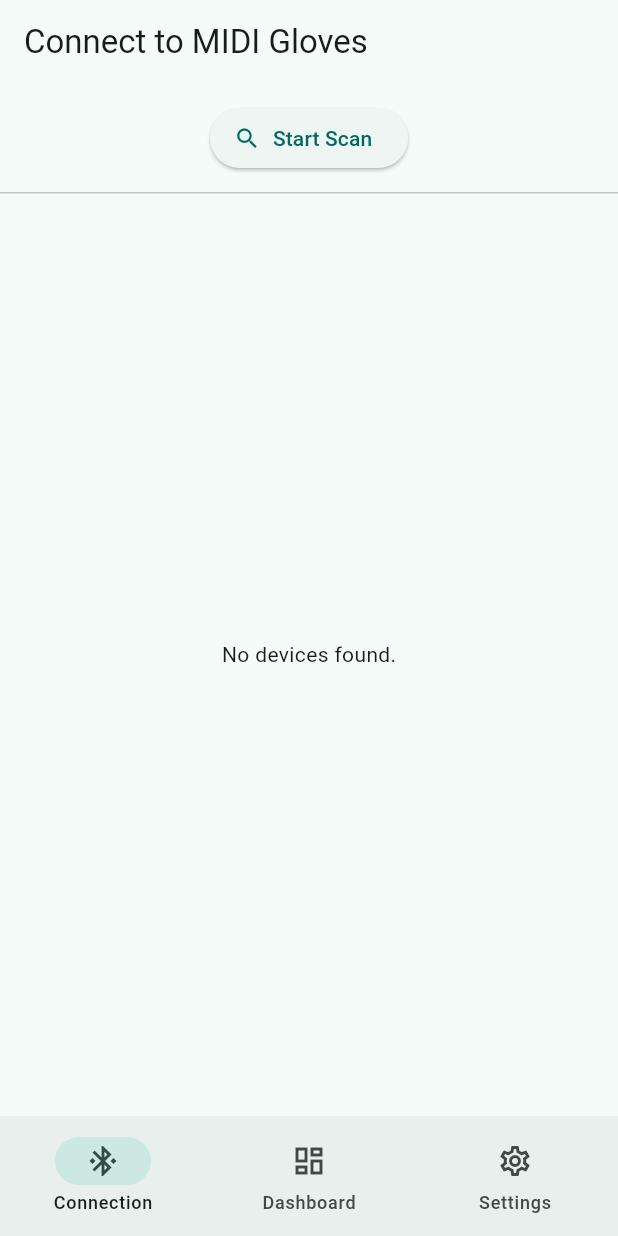
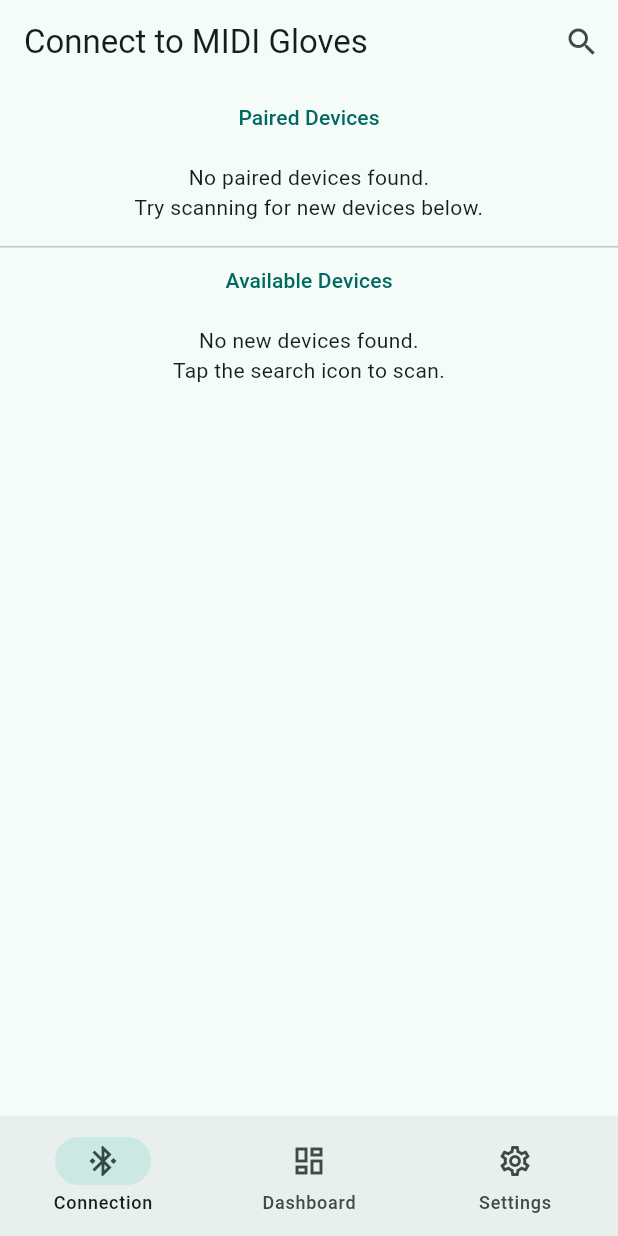
Before and after one commit to antonioken22/midi_gloves_app, a Flutter app: the screen it shows after launch, on a phone screen of 412 x 824 dp. Run offline on Flutter 3.47's test engine with Material 3 defaults, Android fonts, the phone set to English and light mode, and no system bars; our stand-ins replace flutter_blue_plus, fluttertoast, permission_handler.

Commit message:
[Feature] New pairing logic, loading and error UIs

```diff
--- a/lib/main.dart
+++ b/lib/main.dart
@@ -1,14 +1,19 @@
 import 'package:flutter/material.dart';
 import 'package:provider/provider.dart';
 import 'providers/bluetooth_provider.dart';
+import 'providers/loading_provider.dart';
 import 'screens/connection_screen.dart';
 import 'screens/dashboard_screen.dart';
 import 'screens/settings_screen.dart';
+import 'widgets/loading_overlay.dart';
 
 void main() {
   runApp(
-    ChangeNotifierProvider(
-      create: (context) => BluetoothProvider(),
+    MultiProvider(
+      providers: [
+        ChangeNotifierProvider(create: (context) => BluetoothProvider()),
+        ChangeNotifierProvider(create: (context) => LoadingProvider()),
+      ],
       child: const MyApp(),
     ),
   );
@@ -35,7 +40,8 @@ class _MyAppState extends State<MyApp> {
     return MaterialApp(
       title: 'MIDI Gloves',
       theme: ThemeData(useMaterial3: true, colorSchemeSeed: Colors.teal),
-      home: Scaffold(
+      home: LoadingOverlay(
+        child: Scaffold(
           body: IndexedStack(index: _selectedIndex, children: _pages),
           bottomNavigationBar: NavigationBar(
             selectedIndex: _selectedIndex,
@@ -63,6 +69,7 @@ class _MyAppState extends State<MyApp> {
             ],
           ),
         ),
+      ),
     );
   }
 }
--- a/lib/providers/bluetooth_provider.dart
+++ b/lib/providers/bluetooth_provider.dart
@@ -7,92 +7,140 @@ import '../models/glove_data.dart';
 class BluetoothProvider with ChangeNotifier {
   BluetoothDevice? _connectedDevice;
   GloveData _gloveData = GloveData.zero();
+  List<BluetoothDevice> _bondedDevices = [];
+  List<ScanResult> _scanResults = [];
   bool _isScanning = false;
-  final Map<String, ScanResult> _scanResults = {};
   BluetoothAdapterState _adapterState = BluetoothAdapterState.unknown;
+
   late StreamSubscription<BluetoothAdapterState> _adapterStateSub;
+  StreamSubscription<List<ScanResult>>? _scanSub;
+
+  final Guid _serviceUuid = Guid("4fafc201-1fb5-459e-8fcc-c5c9c331914b");
+  final Guid _characteristicUuid = Guid("beb5483e-36e1-4688-b7f5-ea07361b26a8");
 
   BluetoothDevice? get connectedDevice => _connectedDevice;
   GloveData get gloveData => _gloveData;
+  List<BluetoothDevice> get bondedDevices => _bondedDevices;
+  List<ScanResult> get scanResults => _scanResults;
   bool get isScanning => _isScanning;
-  List<ScanResult> get scanResults =>
-      _scanResults.values.toList()..sort((a, b) => b.rssi.compareTo(a.rssi));
   BluetoothAdapterState get adapterState => _adapterState;
 
   StreamSubscription<List<int>>? _dataSub;
 
-  final Guid _serviceUuid = Guid("4fafc201-1fb5-459e-8fcc-c5c9c331914b");
-  final Guid _characteristicUuid = Guid("beb5483e-36e1-4688-b7f5-ea07361b26a8");
-
   BluetoothProvider() {
     _adapterStateSub = FlutterBluePlus.adapterState.listen((state) {
       _adapterState = state;
-      notifyListeners();
-    });
-
-    FlutterBluePlus.isScanning.listen((scanning) {
-      _isScanning = scanning;
-      notifyListeners();
-    });
-    FlutterBluePlus.scanResults.listen((results) {
-      for (var r in results) {
-        _scanResults[r.device.remoteId.str] = r;
+      if (state == BluetoothAdapterState.on) {
+        refreshBondedDevices();
+      } else {
+        _bondedDevices = [];
+        _scanResults = [];
       }
       notifyListeners();
     });
   }
 
-  Future<void> toggleScan() async {
-    if (_adapterState != BluetoothAdapterState.on) {
-      print("Bluetooth is off. Cannot scan.");
-      return;
-    }
-
-    if (_isScanning) {
-      await FlutterBluePlus.stopScan();
-    } else {
-      var statuses = await [
+  Future<void> _requestPermissions() async {
+    await [
+      Permission.bluetooth,
       Permission.bluetoothScan,
       Permission.bluetoothConnect,
     ].request();
-      if (statuses[Permission.bluetoothScan]!.isGranted &&
-          statuses[Permission.bluetoothConnect]!.isGranted) {
-        _scanResults.clear();
+  }
+
+  Future<void> refreshBondedDevices() async {
+    await _requestPermissions();
+
+    _bondedDevices = await FlutterBluePlus.bondedDevices;
+
     notifyListeners();
+  }
+
+  Future<void> startScan() async {
+    await _requestPermissions();
+    if (_adapterState != BluetoothAdapterState.on || _isScanning) return;
+
+    _isScanning = true;
+    _scanResults = [];
+    notifyListeners();
+
+    try {
       await FlutterBluePlus.startScan(timeout: const Duration(seconds: 10));
-      }
+
+      _scanSub = FlutterBluePlus.onScanResults.listen(
+        (results) {
+          _scanResults = results;
+          notifyListeners();
+        },
+        onError: (e) {
+          print("SCAN ERROR: $e");
+          stopScan();
+        },
+      );
+
+      await Future.delayed(const Duration(seconds: 10));
+      stopScan();
+    } catch (e) {
+      print("ERROR STARTING SCAN: $e");
+      stopScan();
     }
   }
 
-  Future<bool> connect(BluetoothDevice device) async {
-    await FlutterBluePlus.stopScan();
+  void stopScan() {
+    if (!_isScanning) return;
+    FlutterBluePlus.stopScan();
+    _scanSub?.cancel();
+    _scanSub = null;
+    _isScanning = false;
+    notifyListeners();
+  }
+
+  Future<void> connect(BluetoothDevice device) async {
+    if (_isScanning) {
+      stopScan();
+    }
     try {
       await device.connect(
         license: License.free,
         timeout: const Duration(seconds: 15),
       );
       _connectedDevice = device;
+
+      await refreshBondedDevices();
+
       _listenToGloveData();
       notifyListeners();
-      return true;
+    } on FlutterBluePlusException catch (e) {
+      print("ERROR CONNECTING (FBP): ${e.description}");
+      throw Exception('Connection Failed: ${e.description}');
     } catch (e) {
-      print("ERROR CONNECTING: $e");
-      return false;
+      print("ERROR CONNECTING (Generic): $e");
+      throw Exception('An unknown connection error occurred.');
     }
   }
 
   Future<void> disconnect() async {
+    try {
       await _dataSub?.cancel();
       _dataSub = null;
       await _connectedDevice?.disconnect();
       _connectedDevice = null;
       _gloveData = GloveData.zero();
       notifyListeners();
+    } on FlutterBluePlusException catch (e) {
+      print("ERROR DISCONNECTING (FBP): ${e.description}");
+      throw Exception('Disconnect Failed: ${e.description}');
+    } catch (e) {
+      print("ERROR DISCONNECTING (Generic): $e");
+      throw Exception('An unknown disconnection error occurred.');
+    }
   }
 
   Future<void> _listenToGloveData() async {
     if (_connectedDevice == null) return;
     try {
+      await _connectedDevice!.createBond();
+
       await _connectedDevice!.discoverServices();
       BluetoothCharacteristic? char;
       for (var s in _connectedDevice!.servicesList) {
@@ -121,6 +169,7 @@ class BluetoothProvider with ChangeNotifier {
   void dispose() {
     _adapterStateSub.cancel();
     _dataSub?.cancel();
+    _scanSub?.cancel();
     super.dispose();
   }
 }
--- a/lib/screens/connection_screen.dart
+++ b/lib/screens/connection_screen.dart
@@ -1,5 +1,6 @@
 import 'package:flutter/material.dart';
 import 'package:flutter_blue_plus/flutter_blue_plus.dart';
+import 'package:midi_gloves_app/providers/loading_provider.dart';
 import 'package:provider/provider.dart';
 import '../providers/bluetooth_provider.dart';
 import '../widgets/bluetooth_off_screen.dart';
@@ -14,7 +15,25 @@ class ConnectionScreen extends StatelessWidget {
     final btProviderReader = context.read<BluetoothProvider>();
 
     return Scaffold(
-      appBar: AppBar(title: const Text('Connect to MIDI Gloves')),
+      appBar: AppBar(
+        title: const Text('Connect to MIDI Gloves'),
+        actions: [
+          if (btProvider.adapterState == BluetoothAdapterState.on &&
+              btProvider.connectedDevice == null)
+            // Show scan/stop button
+            btProvider.isScanning
+                ? IconButton(
+                    icon: const Icon(Icons.stop),
+                    onPressed: () => btProviderReader.stopScan(),
+                    tooltip: 'Stop Scanning',
+                  )
+                : IconButton(
+                    icon: const Icon(Icons.search),
+                    onPressed: () => btProviderReader.startScan(),
+                    tooltip: 'Scan for New Devices',
+                  ),
+        ],
+      ),
       body: _buildMainView(context, btProvider, btProviderReader),
     );
   }
@@ -24,52 +43,133 @@ class ConnectionScreen extends StatelessWidget {
     BluetoothProvider provider,
     BluetoothProvider reader,
   ) {
+    if (provider.connectedDevice != null) {
+      return _buildConnectedView(context, provider, reader);
+    }
+
     if (provider.adapterState == BluetoothAdapterState.on) {
-      return _buildScannerView(context, provider, reader);
-    } else {
+      return _buildScanningView(context, provider, reader);
+    }
+
     return const BluetoothOffScreen();
   }
-  }
 
-  Widget _buildScannerView(
+  Widget _buildScanningView(
     BuildContext context,
     BluetoothProvider provider,
     BluetoothProvider reader,
   ) {
-    if (provider.connectedDevice != null) {
-      return _buildConnectedView(context, provider, reader);
+    return Column(
+      children: [
+        // List of Bonded (Paired) Devices
+        _buildSectionTitle(context, 'Paired Devices'),
+        _buildBondedDevicesList(context, provider, reader),
+
+        const Divider(height: 1),
+
+        // List of Scanned (Available) Devices
+        _buildSectionTitle(context, 'Available Devices'),
+        if (provider.isScanning)
+          const Padding(
+            padding: EdgeInsets.all(8.0),
+            child: Row(
+              mainAxisAlignment: MainAxisAlignment.center,
+              children: [
+                CircularProgressIndicator(),
+                SizedBox(width: 16),
+                Text('Scanning for 10 seconds...'),
+              ],
+            ),
+          ),
+        _buildScanResultsList(context, provider, reader),
+      ],
+    );
   }
 
-    return Column(
-      children: [
-        Padding(
-          padding: const EdgeInsets.all(12.0),
-          child: ElevatedButton.icon(
-            icon: Icon(provider.isScanning ? Icons.stop : Icons.search),
-            label: Text(provider.isScanning ? 'Stop Scan' : 'Start Scan'),
-            onPressed: reader.toggleScan,
+  Widget _buildSectionTitle(BuildContext context, String title) {
+    return Padding(
+      padding: const EdgeInsets.fromLTRB(16, 12, 16, 4),
+      child: Text(
+        title,
+        style: Theme.of(context).textTheme.titleSmall?.copyWith(
+          color: Theme.of(context).colorScheme.primary,
         ),
       ),
-        const Divider(height: 1),
-        Expanded(
-          child: provider.scanResults.isEmpty
-              ? Center(
+    );
+  }
+
+  Widget _buildBondedDevicesList(
+    BuildContext context,
+    BluetoothProvider provider,
+    BluetoothProvider reader,
+  ) {
+    final loadingProvider = context.read<LoadingProvider>();
+
+    return provider.bondedDevices.isEmpty
+        ? const Center(
+            child: Padding(
+              padding: EdgeInsets.all(16.0),
               child: Text(
-                    provider.isScanning ? 'Scanning...' : 'No devices found.',
+                'No paired devices found.\nTry scanning for new devices below.',
+                textAlign: TextAlign.center,
+              ),
             ),
           )
         : ListView.builder(
+            itemCount: provider.bondedDevices.length,
+            itemBuilder: (context, index) {
+              final device = provider.bondedDevices[index];
+              return ListTile(
+                title: Text(
+                  device.platformName.isNotEmpty
+                      ? device.platformName
+                      : 'Unknown Device',
+                ),
+                subtitle: Text('MAC: ${device.remoteId.str} (Paired)'),
+                trailing: ElevatedButton(
+                  onPressed: () =>
+                      loadingProvider.runTask(() => reader.connect(device)),
+                  child: const Text('Connect'),
+                ),
+                onTap: () =>
+                    loadingProvider.runTask(() => reader.connect(device)),
+              );
+            },
+            shrinkWrap: true,
+            physics: const NeverScrollableScrollPhysics(),
+          );
+  }
+
+  Widget _buildScanResultsList(
+    BuildContext context,
+    BluetoothProvider provider,
+    BluetoothProvider reader,
+  ) {
+    final loadingProvider = context.read<LoadingProvider>();
+
+    return provider.scanResults.isEmpty && !provider.isScanning
+        ? const Center(
+            child: Padding(
+              padding: EdgeInsets.all(16.0),
+              child: Text(
+                'No new devices found.\nTap the search icon to scan.',
+                textAlign: TextAlign.center,
+              ),
+            ),
+          )
+        : Expanded(
+            child: ListView.builder(
               itemCount: provider.scanResults.length,
               itemBuilder: (context, index) {
                 final result = provider.scanResults[index];
                 return ScanResultTile(
                   result: result,
-                      onTap: () => reader.connect(result.device),
+                  onTap: () => loadingProvider.runTask(
+                    () => reader.connect(result.device),
+                  ),
                 );
               },
             ),
-        ),
-      ],
           );
   }
 
@@ -78,9 +178,11 @@ class ConnectionScreen extends StatelessWidget {
     BluetoothProvider provider,
     BluetoothProvider reader,
   ) {
+    final loadingProvider = context.read<LoadingProvider>();
     final deviceName = provider.connectedDevice!.platformName.isNotEmpty
         ? provider.connectedDevice!.platformName
         : 'Unknown Device';
+
     return Center(
       child: Column(
         mainAxisSize: MainAxisSize.min,
@@ -91,7 +193,7 @@ class ConnectionScreen extends StatelessWidget {
           Text(deviceName, style: Theme.of(context).textTheme.headlineSmall),
           const SizedBox(height: 20),
           ElevatedButton(
-            onPressed: reader.disconnect,
+            onPressed: () => loadingProvider.runTask(() => reader.disconnect()),
             child: const Text('Disconnect'),
           ),
         ],
--- /dev/null
+++ b/lib/widgets/loading_overlay.dart
@@ -0,0 +1,31 @@
+import 'package:flutter/material.dart';
+import 'package:provider/provider.dart';
+import '../providers/loading_provider.dart';
+
+class LoadingOverlay extends StatelessWidget {
+  final Widget child;
+  const LoadingOverlay({super.key, required this.child});
+
+  @override
+  Widget build(BuildContext context) {
+    return Stack(
+      children: [
+        child,
+        Consumer<LoadingProvider>(
+          builder: (context, provider, _) {
+            if (provider.isLoading) {
+              return const Material(
+                color: Colors.black45, // Semi-transparent background
+                child: Center(
+                  child: CircularProgressIndicator(color: Colors.white),
+                ),
+              );
+            } else {
+              return const SizedBox.shrink();
+            }
+          },
+        ),
+      ],
+    );
+  }
+}
--- a/pubspec.yaml
+++ b/pubspec.yaml
@@ -37,6 +37,7 @@ dependencies:
   flutter_blue_plus: ^2.0.0
   permission_handler: ^12.0.1
   provider: ^6.1.2
+  fluttertoast: ^9.0.0
 
 dev_dependencies:
   flutter_test:
@@ -47,7 +48,7 @@ dev_dependencies:
   # activated in the `analysis_options.yaml` file located at the root of your
   # package. See that file for information about deactivating specific lint
   # rules and activating additional ones.
-  flutter_lints: ^5.0.0
+  flutter_lints: ^6.0.0
 
 # For information on the generic Dart part of this file, see the
 # following page: https://dart.dev/tools/pub/pubspec
```
Also changed, not shown: lib/providers/loading_provider.dart (added, +37 -0 lines), pubspec.lock. Lines whose indentation alone changed are shown as unchanged.
